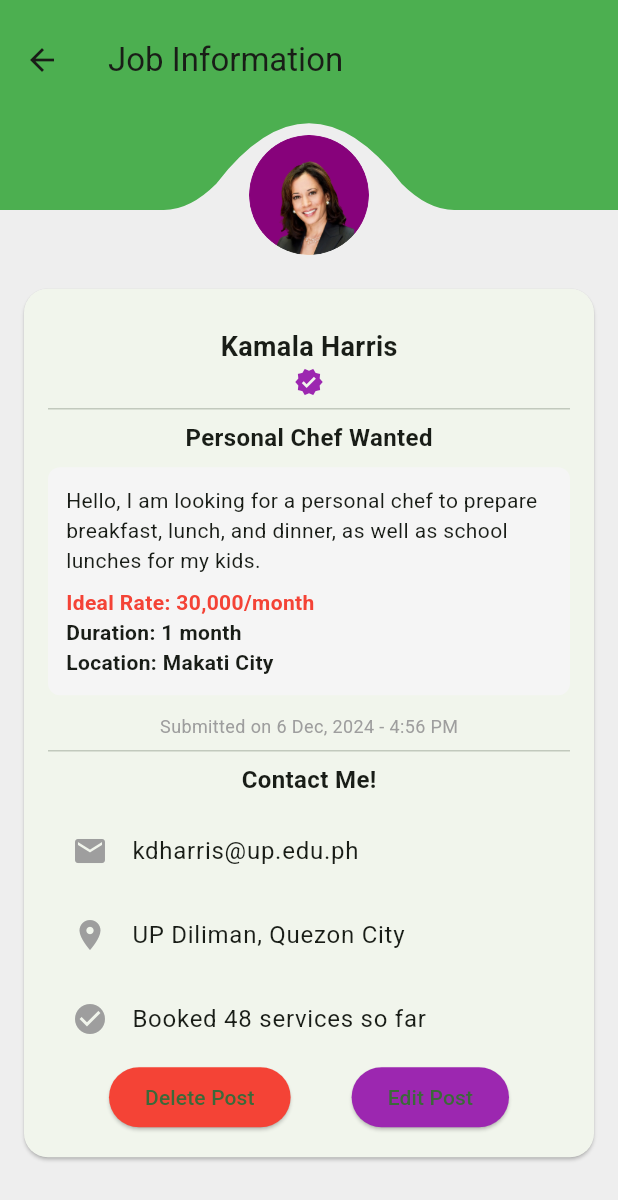
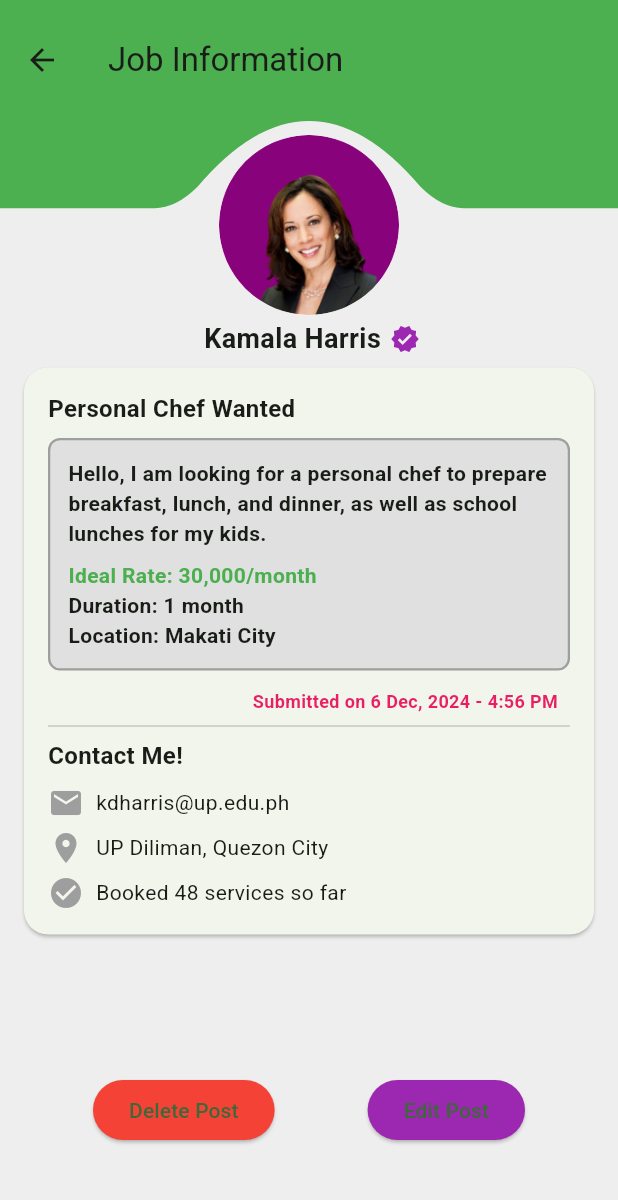
Before and after one commit to reofficial/Kaya-Kita, a Flutter app: the JobInfoScreen screen opened directly, on a phone screen of 412 x 824 dp. Shown: the top 1200 px of the screen. Run offline on Flutter 3.47's test engine with Material 3 defaults, Android fonts, the light colour scheme and no system bars; our stand-ins replace flutter_dotenv.

Commit message:
Refined UI design for JobInfoScreen

```diff
--- a/frontend/starter/lib/jobinfo.dart
+++ b/frontend/starter/lib/jobinfo.dart
@@ -17,7 +17,7 @@ class JobInfoScreen extends StatelessWidget {
                   ClipPath(
                     clipper: CurvedAppBar(),
                     child: Container(
-                      height: 140,
+                      height: 185,
                       color: Colors.green,
                       child: AppBar(
                         title: Text('Job Information'),
@@ -29,9 +29,9 @@ class JobInfoScreen extends StatelessWidget {
                   ),
                   Positioned(
                     top: 90,
-                    left: MediaQuery.of(context).size.width / 2 - 40,
+                    left: MediaQuery.of(context).size.width / 2 - 60,
                     child: CircleAvatar(
-                      radius: 40,
+                      radius: 60,
                       backgroundImage: AssetImage('assets/kamala.png'),
                       backgroundColor: Colors.white,
                     ),
@@ -39,9 +39,13 @@ class JobInfoScreen extends StatelessWidget {
                 ],
               ),
               Expanded(
-                child: Center(
+                child: Stack(
+                  clipBehavior: Clip.none,
+                  children: [
+                    Align(
+                      alignment: Alignment.topCenter,
                       child: Card(
-                    margin: EdgeInsets.all(16),
+                        margin: EdgeInsets.only(top: 60, left: 16, right: 16),
                         shape: RoundedRectangleBorder(
                           borderRadius: BorderRadius.circular(16),
                         ),
@@ -49,37 +53,39 @@ class JobInfoScreen extends StatelessWidget {
                           padding: const EdgeInsets.all(16.0),
                           child: Column(
                             mainAxisSize: MainAxisSize.min,
-                        crossAxisAlignment: CrossAxisAlignment.center,
+                            crossAxisAlignment: CrossAxisAlignment.start,
                             children: [
-                          SizedBox(height: 10),
-                          Text(
-                            'Kamala Harris',
-                            style: TextStyle(fontSize: 18, fontWeight: FontWeight.bold),
-                          ),
-                          Icon(Icons.verified, color: Colors.purple, size: 20),
-                          Divider(),
-                          Text(
+                              //SizedBox(height: 30),
+                              Container(
+                                width: double.infinity,
+                                child: Text(
                                   'Personal Chef Wanted',
                                   style: TextStyle(fontSize: 16, fontWeight: FontWeight.bold),
+                                  textAlign: TextAlign.left,
+                                ),
                               ),
                               SizedBox(height: 8),
                               Container(
                                 padding: EdgeInsets.all(12),
                                 decoration: BoxDecoration(
-                              color: Colors.grey[100],
+                                  color: Colors.grey[300],
                                   borderRadius: BorderRadius.circular(8),
+                                  border: Border.all(
+                                    color: Colors.grey[500]!,
+                                    width: 1.5,
+                                  ),
                                 ),
                                 child: Column(
                                   crossAxisAlignment: CrossAxisAlignment.start,
                                   children: [
                                     Text(
                                       'Hello, I am looking for a personal chef to prepare breakfast, lunch, and dinner, as well as school lunches for my kids.',
-                                  style: TextStyle(fontSize: 14),
+                                      style: TextStyle(fontSize: 14, fontWeight: FontWeight.bold),
                                     ),
                                     SizedBox(height: 8),
                                     Text(
                                       'Ideal Rate: 30,000/month',
-                                  style: TextStyle(fontSize: 14, fontWeight: FontWeight.bold, color: Colors.red),
+                                      style: TextStyle(fontSize: 14, fontWeight: FontWeight.bold, color: Colors.green),
                                     ),
                                     Text(
                                       'Duration: 1 month',
@@ -93,9 +99,15 @@ class JobInfoScreen extends StatelessWidget {
                                 ),
                               ),
                               SizedBox(height: 12),
-                          Text(
+                              Align(
+                                alignment: Alignment.bottomRight,
+                                child: Padding(
+                                  padding: EdgeInsets.only(top: 0, right: 8),
+                                  child: Text(
                                     'Submitted on 6 Dec, 2024 - 4:56 PM',
-                            style: TextStyle(fontSize: 12, color: Colors.grey),
+                                    style: TextStyle(fontSize: 12, color: Colors.pink, fontWeight: FontWeight.bold),
+                                  ),
+                                ),
                               ),
                               Divider(),
                               Text(
@@ -103,19 +115,62 @@ class JobInfoScreen extends StatelessWidget {
                                 style: TextStyle(fontSize: 16, fontWeight: FontWeight.bold),
                               ),
                               SizedBox(height: 8),
-                          ListTile(
-                            leading: Icon(Icons.email, color: Colors.grey),
-                            title: Text('kdharris@up.edu.ph'),
+                              Column(
+                                crossAxisAlignment: CrossAxisAlignment.start,
+                                children: [
+                                  Row(
+                                    children: [
+                                      Icon(Icons.email, color: Colors.grey),
+                                      SizedBox(width: 8),
+                                      Text('kdharris@up.edu.ph'),
+                                    ],
                                   ),
-                          ListTile(
-                            leading: Icon(Icons.location_on, color: Colors.grey),
-                            title: Text('UP Diliman, Quezon City'),
+                                  SizedBox(height: 6),
+
+                                  Row(
+                                    children: [
+                                      Icon(Icons.location_on, color: Colors.grey),
+                                      SizedBox(width: 8),
+                                      Text('UP Diliman, Quezon City'),
+                                    ],
                                   ),
-                          ListTile(
-                            leading: Icon(Icons.check_circle, color: Colors.grey),
-                            title: Text('Booked 48 services so far'),
+                                  SizedBox(height: 6),
+
+                                  Row(
+                                    children: [
+                                      Icon(Icons.check_circle, color: Colors.grey),
+                                      SizedBox(width: 8),
+                                      Text('Booked 48 services so far'),
+                                    ],
                                   ),
-                          Row(
+                                ],
+                              ),
+                            ],
+                          ),
+                        ),
+                      ),
+                    ),
+                    Positioned(
+                      top: 28,
+                      left: MediaQuery.of(context).size.width / 2 - 70,
+                      child: Row(
+                        mainAxisSize: MainAxisSize.min,
+                        children: [
+                          Text(
+                            'Kamala Harris',
+                            style: TextStyle(fontSize: 18, fontWeight: FontWeight.bold),
+                          ),
+                          SizedBox(width: 6),
+                          Icon(Icons.verified, color: Colors.purple, size: 20),
+                        ],
+                      ),
+                    ),
+
+                  Positioned(
+                    bottom: 60,
+                    left: 0,
+                    right: 0,
+                    child: Row(
                       mainAxisAlignment: MainAxisAlignment.spaceEvenly,
                       children: [
                         ElevatedButton(
@@ -134,10 +189,8 @@ class JobInfoScreen extends StatelessWidget {
                         ),
                       ],
                     ),
+                  ),
                   ],
-                      ),
-                    ),
-                  ),
                 ),
               ),
             ],
@@ -154,14 +207,14 @@ class CurvedAppBar extends CustomClipper<Path> {
     Path path = Path();
 
     double startX = 0;
-    double startY = size.height;
-    double curveStartX = size.width * 0.35;
-    double curveEndX = size.width * 0.65;
+    double startY = size.height * 0.75;
+    double curveStartX = size.width * 0.32;
+    double curveEndX = size.width * 0.68;
     double endX = size.width;
     double controlX = size.width * 0.5;
-    double controlY = size.height * 0.3;
+    double controlY = size.height * 0.2;
 
-    double roundness = size.width * 0.085;
+    double roundness = size.width * 0.07;
 
     path.lineTo(startX, startY);
     path.lineTo(curveStartX - roundness, startY);
```
Lines whose indentation alone changed are shown as unchanged.
